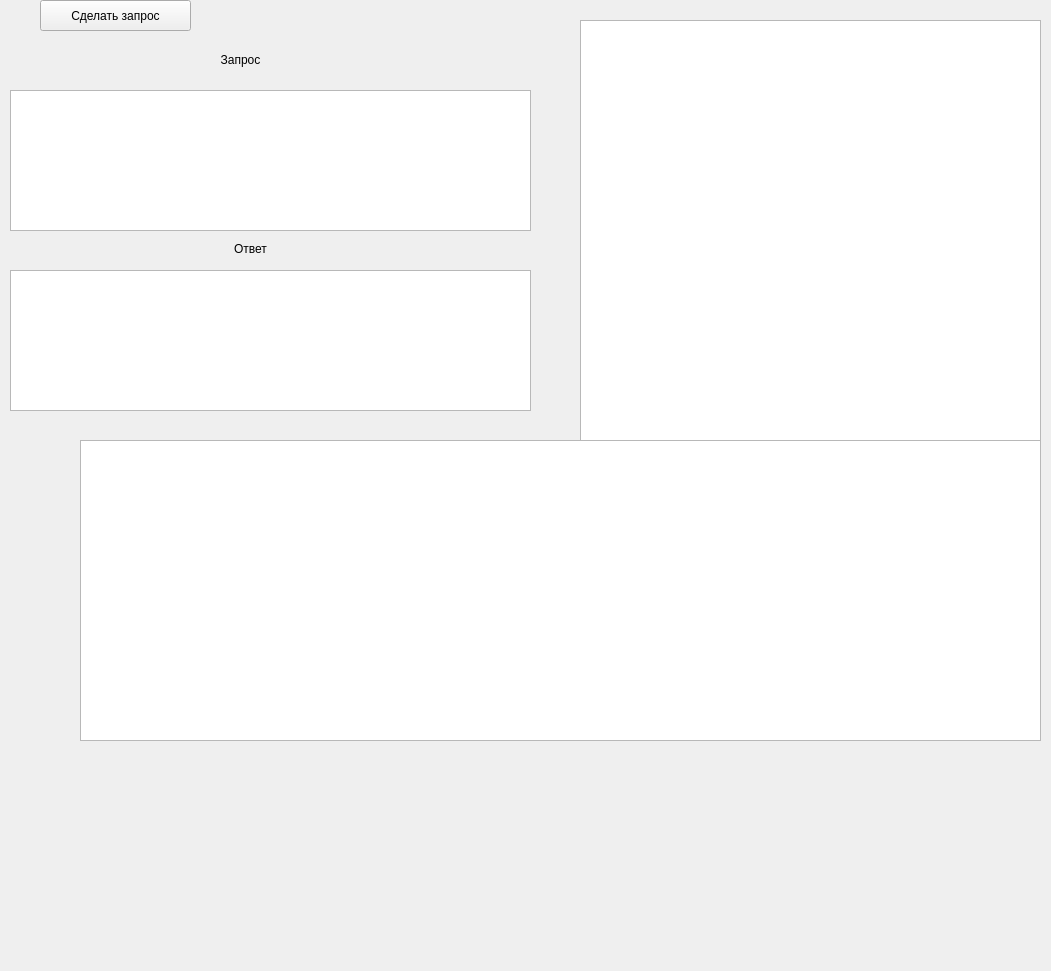
First picture: the form in src/accessibilityform.ui, repository S-N-A/dicomClient, before the edit.
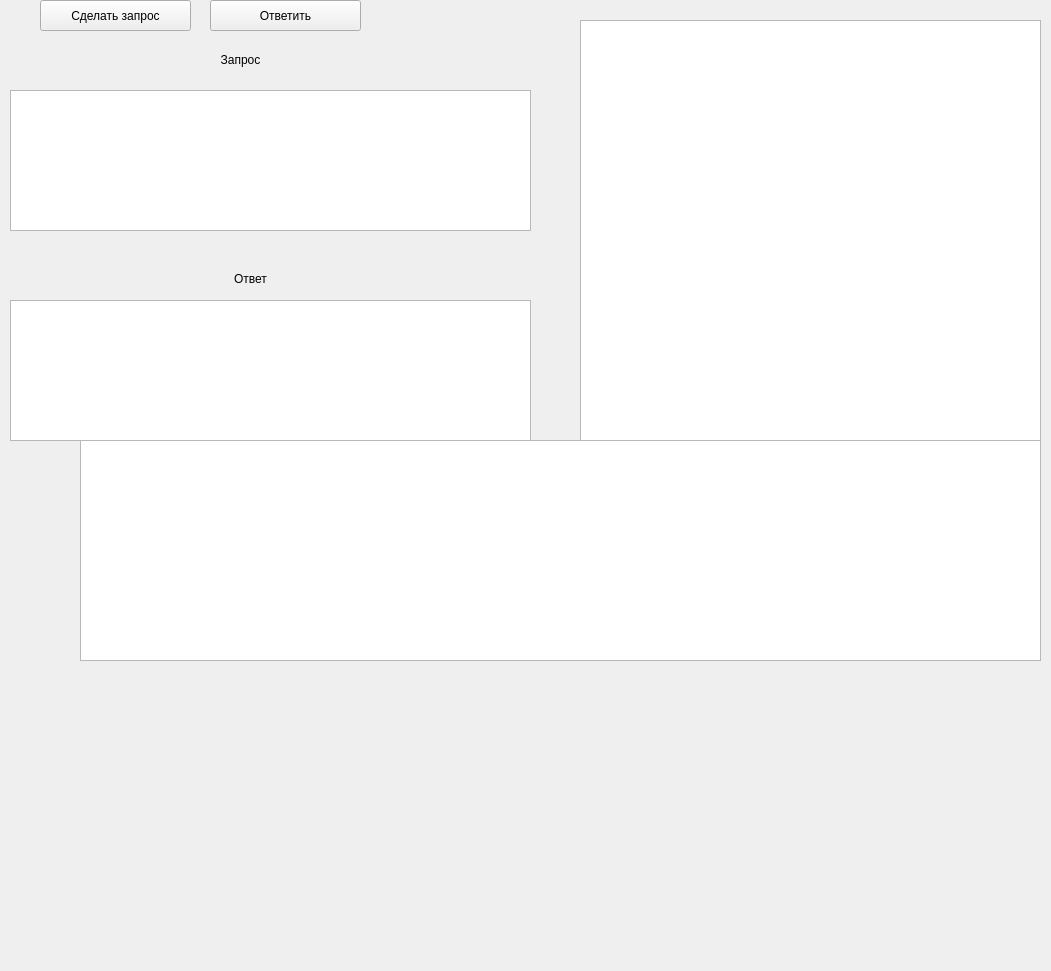
Second picture: the form after the edit.

Diff of the .ui file:
```diff
--- a/src/accessibilityform.ui
+++ b/src/accessibilityform.ui
@@ -45,7 +45,7 @@
      <x>80</x>
      <y>440</y>
      <width>961</width>
-     <height>301</height>
+     <height>221</height>
     </rect>
    </property>
   </widget>
@@ -53,7 +53,7 @@
    <property name="geometry">
     <rect>
      <x>10</x>
-     <y>270</y>
+     <y>300</y>
      <width>521</width>
      <height>141</height>
     </rect>
@@ -79,7 +79,7 @@
    <property name="geometry">
     <rect>
      <x>190</x>
-     <y>240</y>
+     <y>270</y>
      <width>121</width>
      <height>17</height>
     </rect>
@@ -99,6 +99,48 @@
      <width>521</width>
      <height>141</height>
     </rect>
+   </property>
+   <property name="readOnly">
+    <bool>true</bool>
+   </property>
+  </widget>
+  <widget class="QLabel" name="dateLabel">
+   <property name="geometry">
+    <rect>
+     <x>260</x>
+     <y>240</y>
+     <width>261</width>
+     <height>17</height>
+    </rect>
+   </property>
+   <property name="text">
+    <string/>
+   </property>
+  </widget>
+  <widget class="QLabel" name="requesterLabel">
+   <property name="geometry">
+    <rect>
+     <x>10</x>
+     <y>240</y>
+     <width>261</width>
+     <height>17</height>
+    </rect>
+   </property>
+   <property name="text">
+    <string/>
+   </property>
+  </widget>
+  <widget class="QPushButton" name="responseButton">
+   <property name="geometry">
+    <rect>
+     <x>210</x>
+     <y>0</y>
+     <width>151</width>
+     <height>31</height>
+    </rect>
+   </property>
+   <property name="text">
+    <string>Ответить</string>
    </property>
   </widget>
  </widget>
```
